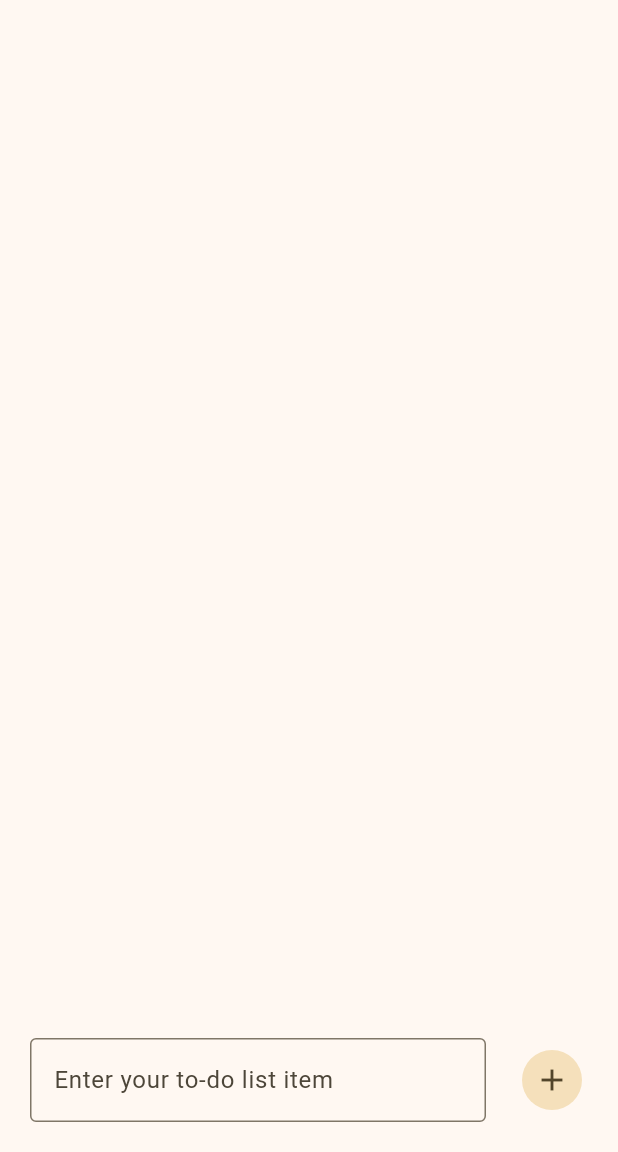
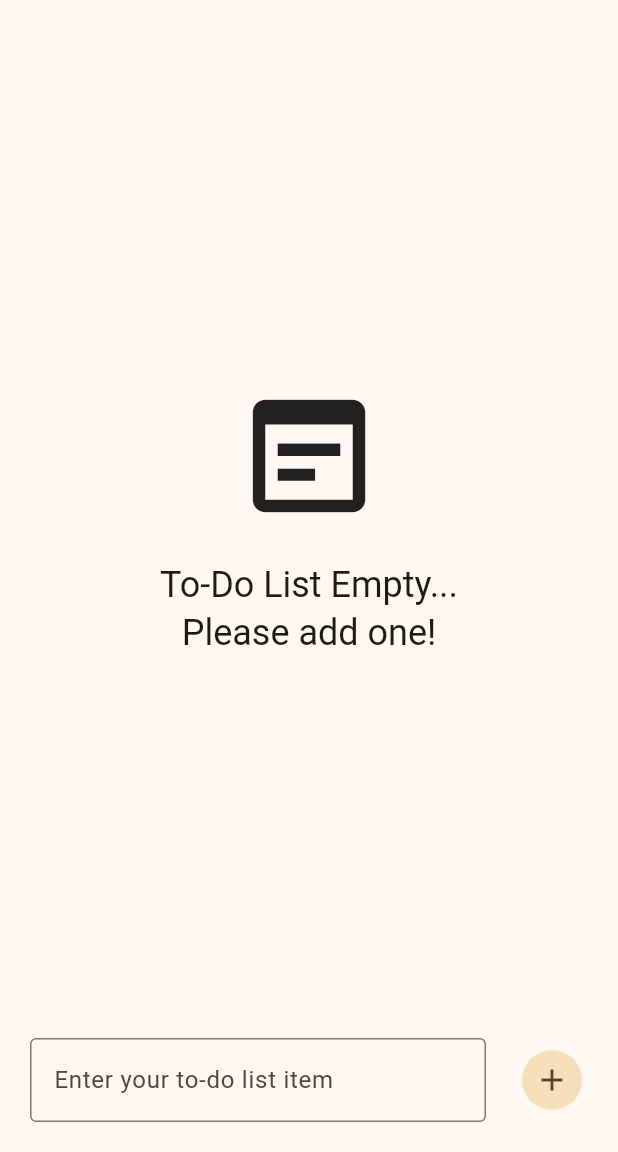
Before and after one commit to Lurky-phish-2085/just_do_it_xplat, a Flutter app: the screen it shows after launch, on a phone screen of 412 x 824 dp, the part 84-1236 px from its top. Run offline on Flutter 3.47's test engine with Material 3 defaults, Android fonts, the phone set to English and light mode, and no system bars.

Commit message:
Implement `EmptyListIndicator` widget

```diff
--- a/lib/main.dart
+++ b/lib/main.dart
@@ -115,6 +115,10 @@ class DoItList extends StatelessWidget {
 
   @override
   Widget build(BuildContext context) {
+    if (items.isEmpty) {
+      return EmptyListIndicator();
+    }
+
     return ListView(
       children: [
         for (var item in items)
@@ -124,6 +128,28 @@ class DoItList extends StatelessWidget {
             onDelete: () => onDelete?.call(item),
           ),
       ],
+    );
+  }
+}
+
+class EmptyListIndicator extends StatelessWidget {
+  const EmptyListIndicator({super.key});
+
+  @override
+  Widget build(BuildContext context) {
+    return Center(
+      child: Column(
+        mainAxisAlignment: MainAxisAlignment.center,
+        children: [
+          Icon(Icons.wysiwyg, size: 100.0),
+          SizedBox(height: 20.0),
+          Text(
+            "To-Do List Empty...\nPlease add one!",
+            textAlign: TextAlign.center,
+            style: Theme.of(context).textTheme.headlineSmall,
+          ),
+        ],
+      ),
     );
   }
 }
```
